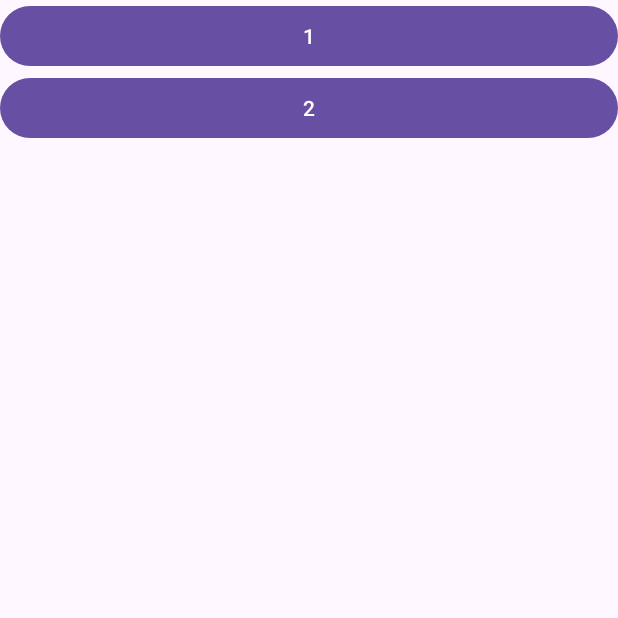
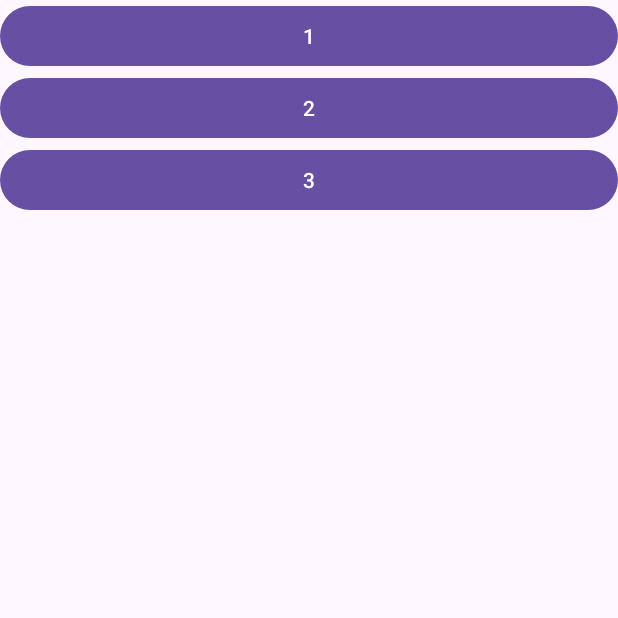
Before and after one commit to DracoSupercluster/practice4, an Android app: the screen it shows after launch (MainActivity), on a phone screen of 412 x 824 dp, the top half of it. Run offline under Robolectric (Android 15) with nearby library versions, the phone set to English and light mode, and no system bars.

Commit message:
feat : button 3

```diff
--- a/app/src/main/res/layout/activity_main.xml
+++ b/app/src/main/res/layout/activity_main.xml
@@ -17,4 +17,9 @@
         android:layout_height="wrap_content"
         android:text="2" />
 
+    <Button
+        android:layout_width="match_parent"
+        android:layout_height="wrap_content"
+        android:text="3" />
+
 </androidx.appcompat.widget.LinearLayoutCompat>
```
